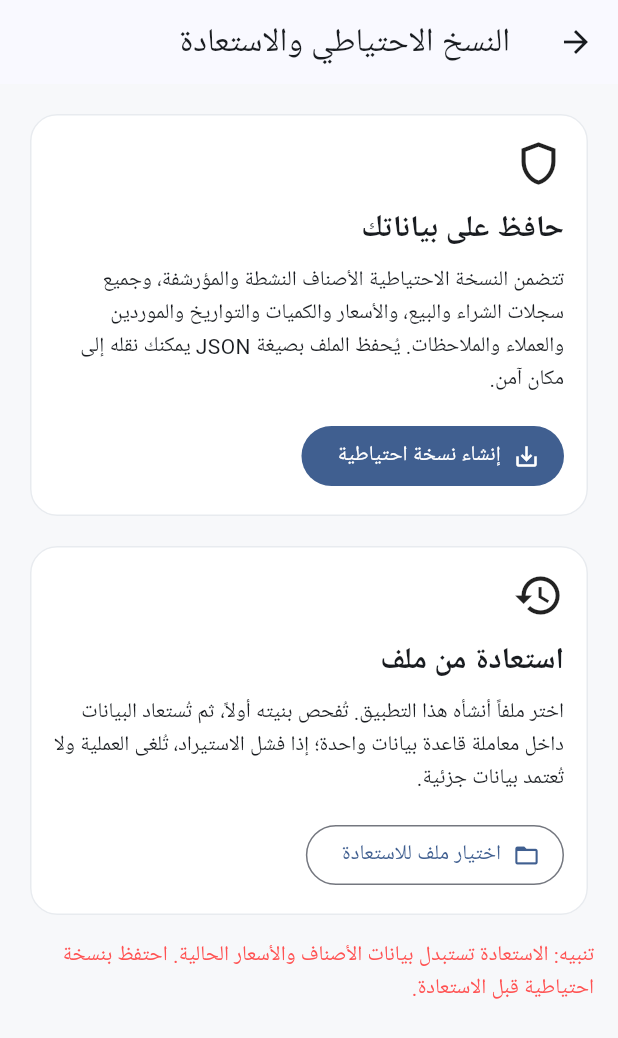
After one commit to abnalhag2022-droid/Buy-price-assistant-gimi, a Flutter app: the BackupRestoreScreen screen opened directly, after a tap on "إنشاء نسخة احتياطية", on a phone screen of 412 x 824 dp. The commit adds this screen. Shown: the top 1038 px of the screen. Run offline on Flutter 3.47's test engine with Material 3 defaults, Android fonts, the phone set to English and light mode, and no system bars; our stand-ins replace file_picker, sqflite, sqflite_common; accounts and stored records are empty.

Commit message:
Add backup and restore support

```diff
--- a/lib/data/app_database.dart
+++ b/lib/data/app_database.dart
@@ -1,3 +1,5 @@
+import 'dart:convert';
+
 import 'package:path/path.dart' as p;
 import 'package:sqflite/sqflite.dart' as sqflite;
 import 'package:sqflite_common/sqlite_api.dart';
@@ -282,6 +284,110 @@ class AppDatabase {
     ''', [productId]);
   }
 
+  /// Exports all user data, including archived products and every price record.
+  Future<String> exportBackupJson() async {
+    final db = await database;
+    final products = await db.query('products', orderBy: 'id ASC');
+    final purchases = await db.query('purchase_entries', orderBy: 'id ASC');
+    final sales = await db.query('sale_entries', orderBy: 'id ASC');
+    final payload = <String, Object?>{
+      'format': 'buy_price_assistant_gimi_backup',
+      'schemaVersion': 1,
+      'createdAt': DateTime.now().toUtc().toIso8601String(),
+      'tables': <String, Object?>{
+        'products': products,
+        'purchase_entries': purchases,
+        'sale_entries': sales,
+      },
+      'counts': <String, int>{
+        'products': products.length,
+        'purchase_entries': purchases.length,
+        'sale_entries': sales.length,
+      },
+    };
+    return const JsonEncoder.withIndent('  ').convert(payload);
+  }
+
+  /// Replaces all local records atomically. Invalid backups leave existing data untouched.
+  Future<void> restoreBackupJson(String source) async {
+    final decoded = jsonDecode(source);
+    if (decoded is! Map<String, dynamic> ||
+        decoded['format'] != 'buy_price_assistant_gimi_backup' ||
+        decoded['schemaVersion'] != 1 ||
+        decoded['tables'] is! Map<String, dynamic>) {
+      throw const FormatException('ملف النسخة الاحتياطية غير معروف أو غير مدعوم.');
+    }
+
+    final tables = decoded['tables'] as Map<String, dynamic>;
+    const columns = <String, Set<String>>{
+      'products': {
+        'id', 'name', 'search_name', 'code', 'search_code', 'category',
+        'search_category', 'unit', 'brand', 'notes', 'is_favorite',
+        'is_archived', 'created_at', 'updated_at',
+      },
+      'purchase_entries': {
+        'id', 'product_id', 'purchase_date', 'unit_price', 'quantity',
+        'supplier', 'invoice_number', 'notes', 'created_at',
+      },
+      'sale_entries': {
+        'id', 'product_id', 'sale_date', 'unit_price', 'quantity',
+        'customer', 'notes', 'created_at',
+      },
+    };
+    const required = <String, Set<String>>{
+      'products': {
+        'id', 'name', 'search_name', 'search_code', 'search_category',
+        'unit', 'is_favorite', 'is_archived', 'created_at', 'updated_at',
+      },
+      'purchase_entries': {
+        'id', 'product_id', 'purchase_date', 'unit_price', 'quantity', 'created_at',
+      },
+      'sale_entries': {
+        'id', 'product_id', 'sale_date', 'unit_price', 'quantity', 'created_at',
+      },
+    };
+
+    final normalized = <String, List<Map<String, Object?>>>{};
+    for (final table in columns.keys) {
+      final rows = tables[table];
+      if (rows is! List) {
+        throw FormatException('بيانات الجدول $table غير موجودة في النسخة الاحتياطية.');
+      }
+      final cleanRows = <Map<String, Object?>>[];
+      for (final row in rows) {
+        if (row is! Map) {
+          throw FormatException('توجد بيانات غير صحيحة داخل الجدول $table.');
+        }
+        final item = Map<String, Object?>.from(row);
+        if (!columns[table]!.containsAll(item.keys) ||
+            !item.keys.toSet().containsAll(required[table]!)) {
+          throw FormatException('أعمدة الجدول $table لا تتوافق مع إصدار قاعدة البيانات.');
+        }
+        if (item['id'] is! int) {
+          throw FormatException('يوجد معرّف غير صحيح في الجدول $table.');
+        }
+        cleanRows.add(item);
+      }
+      normalized[table] = cleanRows;
+    }
+
+    final db = await database;
+    await db.transaction((txn) async {
+      await txn.delete('purchase_entries');
+      await txn.delete('sale_entries');
+      await txn.delete('products');
+      for (final row in normalized['products']!) {
+        await txn.insert('products', row);
+      }
+      for (final row in normalized['purchase_entries']!) {
+        await txn.insert('purchase_entries', row);
+      }
+      for (final row in normalized['sale_entries']!) {
+        await txn.insert('sale_entries', row);
+      }
+    });
+  }
+
   Future<void> close() async {
     final current = _database;
     _database = null;
--- /dev/null
+++ b/lib/screens/backup_restore_screen.dart
@@ -0,0 +1,177 @@
+import 'dart:convert';
+import 'dart:io';
+import 'dart:typed_data';
+
+import 'package:file_picker/file_picker.dart';
+import 'package:flutter/material.dart';
+
+import '../data/app_database.dart';
+
+class BackupRestoreScreen extends StatefulWidget {
+  const BackupRestoreScreen({super.key});
+
+  @override
+  State<BackupRestoreScreen> createState() => _BackupRestoreScreenState();
+}
+
+class _BackupRestoreScreenState extends State<BackupRestoreScreen> {
+  bool _busy = false;
+
+  void _message(String text) {
+    if (!mounted) return;
+    ScaffoldMessenger.of(context).showSnackBar(SnackBar(content: Text(text)));
+  }
+
+  Future<void> _exportBackup() async {
+    if (_busy) return;
+    setState(() => _busy = true);
+    try {
+      final json = await AppDatabase.instance.exportBackupJson();
+      final now = DateTime.now();
+      final stamp = '${now.year}${now.month.toString().padLeft(2, '0')}${now.day.toString().padLeft(2, '0')}_'
+          '${now.hour.toString().padLeft(2, '0')}${now.minute.toString().padLeft(2, '0')}';
+      final output = await FilePicker.platform.saveFile(
+        dialogTitle: 'حفظ النسخة الاحتياطية',
+        fileName: 'gimi_backup_$stamp.json',
+        type: FileType.custom,
+        allowedExtensions: const ['json'],
+        bytes: Uint8List.fromList(utf8.encode(json)),
+      );
+      if (output != null) _message('تم إنشاء ملف النسخة الاحتياطية بنجاح.');
+    } catch (error) {
+      _message('تعذر إنشاء النسخة الاحتياطية: $error');
+    } finally {
+      if (mounted) setState(() => _busy = false);
+    }
+  }
+
+  Future<bool> _confirmRestore() async {
+    return await showDialog<bool>(
+          context: context,
+          builder: (context) => AlertDialog(
+            title: const Text('تأكيد استعادة البيانات'),
+            content: const Text(
+              'ستُستبدل جميع الأصناف وسجلات الشراء والبيع الموجودة حالياً بالبيانات الموجودة في الملف المختار. '
+              'صدّر نسخة احتياطية من بياناتك الحالية أولاً. لن تُحذف بيانات التطبيق أو إعداداته الأخرى.',
+            ),
+            actions: [
+              TextButton(
+                onPressed: () => Navigator.pop(context, false),
+                child: const Text('إلغاء'),
+              ),
+              FilledButton(
+                onPressed: () => Navigator.pop(context, true),
+                child: const Text('متابعة'),
+              ),
+            ],
+          ),
+        ) ??
+        false;
+  }
+
+  Future<void> _restoreBackup() async {
+    if (_busy) return;
+    if (!await _confirmRestore() || !mounted) return;
+    setState(() => _busy = true);
+    try {
+      final result = await FilePicker.platform.pickFiles(
+        type: FileType.custom,
+        allowedExtensions: const ['json'],
+        allowMultiple: false,
+        withData: true,
+      );
+      if (result == null || result.files.isEmpty) return;
+      final file = result.files.single;
+      final Uint8List bytes;
+      if (file.bytes != null) {
+        bytes = file.bytes!;
+      } else if (file.path != null) {
+        bytes = await File(file.path!).readAsBytes();
+      } else {
+        throw const FormatException('تعذر قراءة الملف المختار.');
+      }
+      final content = utf8.decode(bytes, allowMalformed: false);
+      await AppDatabase.instance.restoreBackupJson(content);
+      _message('تمت استعادة البيانات بنجاح.');
+    } catch (error) {
+      _message('لم تتم الاستعادة، ولم تُعتمد بيانات الملف: $error');
+    } finally {
+      if (mounted) setState(() => _busy = false);
+    }
+  }
+
+  @override
+  Widget build(BuildContext context) {
+    return Scaffold(
+      appBar: AppBar(title: const Text('النسخ الاحتياطي والاستعادة')),
+      body: ListView(
+        padding: const EdgeInsets.all(16),
+        children: [
+          Card(
+            child: Padding(
+              padding: const EdgeInsets.all(16),
+              child: Column(
+                crossAxisAlignment: CrossAxisAlignment.start,
+                children: [
+                  const Icon(Icons.shield_outlined, size: 34),
+                  const SizedBox(height: 12),
+                  const Text('حافظ على بياناتك', style: TextStyle(fontSize: 20, fontWeight: FontWeight.w800)),
+                  const SizedBox(height: 8),
+                  const Text(
+                    'تتضمن النسخة الاحتياطية الأصناف النشطة والمؤرشفة، وجميع سجلات الشراء والبيع، '
+                    'والأسعار والكميات والتواريخ والموردين والعملاء والملاحظات. يُحفظ الملف بصيغة JSON '
+                    'يمكنك نقله إلى مكان آمن.',
+                    style: TextStyle(height: 1.5),
+                  ),
+                  const SizedBox(height: 16),
+                  FilledButton.icon(
+                    onPressed: _busy ? null : _exportBackup,
+                    icon: const Icon(Icons.save_alt),
+                    label: const Text('إنشاء نسخة احتياطية'),
+                  ),
+                ],
+              ),
+            ),
+          ),
+          const SizedBox(height: 12),
+          Card(
+            child: Padding(
+              padding: const EdgeInsets.all(16),
+              child: Column(
+                crossAxisAlignment: CrossAxisAlignment.start,
+                children: [
+                  const Icon(Icons.restore, size: 34),
+                  const SizedBox(height: 12),
+                  const Text('استعادة من ملف', style: TextStyle(fontSize: 20, fontWeight: FontWeight.w800)),
+                  const SizedBox(height: 8),
+                  const Text(
+                    'اختر ملفاً أنشأه هذا التطبيق. تُفحص بنيته أولاً، ثم تُستعاد البيانات داخل معاملة قاعدة بيانات '
+                    'واحدة؛ إذا فشل الاستيراد، تُلغى العملية ولا تُعتمد بيانات جزئية.',
+                    style: TextStyle(height: 1.5),
+                  ),
+                  const SizedBox(height: 16),
+                  OutlinedButton.icon(
+                    onPressed: _busy ? null : _restoreBackup,
+                    icon: const Icon(Icons.folder_open),
+                    label: const Text('اختيار ملف للاستعادة'),
+                  ),
+                ],
+              ),
+            ),
+          ),
+          if (_busy) ...[
+            const SizedBox(height: 20),
+            const Center(child: CircularProgressIndicator()),
+            const SizedBox(height: 8),
+            const Center(child: Text('يرجى الانتظار...')),
+          ],
+          const SizedBox(height: 12),
+          const Text(
+            'تنبيه: الاستعادة تستبدل بيانات الأصناف والأسعار الحالية. احتفظ بنسخة احتياطية قبل الاستعادة.',
+            style: TextStyle(color: Colors.redAccent, height: 1.5),
+          ),
+        ],
+      ),
+    );
+  }
+}
--- a/pubspec.yaml
+++ b/pubspec.yaml
@@ -1,7 +1,7 @@
 name: buy_price_assistant_gimi
 description: Arabic-first offline purchase and sales price history assistant.
 publish_to: 'none'
-version: 1.0.0+1
+version: 1.0.1+2
 
 environment:
   sdk: '>=3.11.0 <4.0.0'
@@ -11,6 +11,7 @@ dependencies:
     sdk: flutter
   flutter_localizations:
     sdk: flutter
+  file_picker: ^9.2.3
   intl: 0.20.3
   path: 1.9.1
   sqflite: 2.4.2
```
Also changed, not shown: lib/screens/home_screen.dart (+11 -0 lines), 1 other file.
